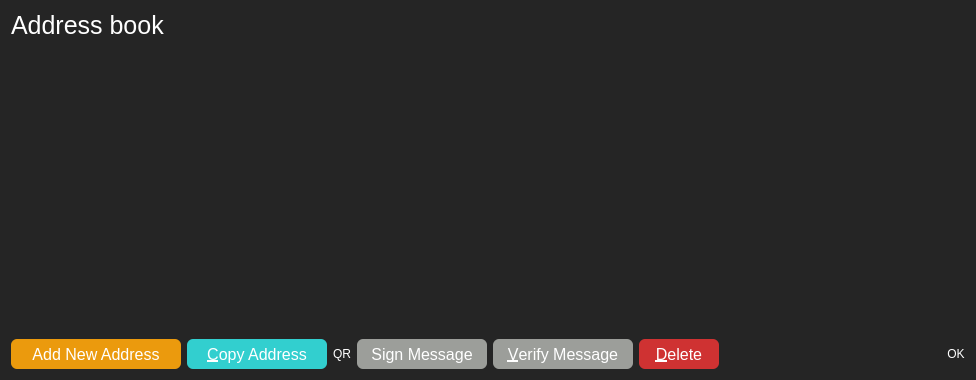
Qt form src/qt/forms/addressbookpage.ui (NoLimitCoin/NoLimitCoin-Core) before a commit.
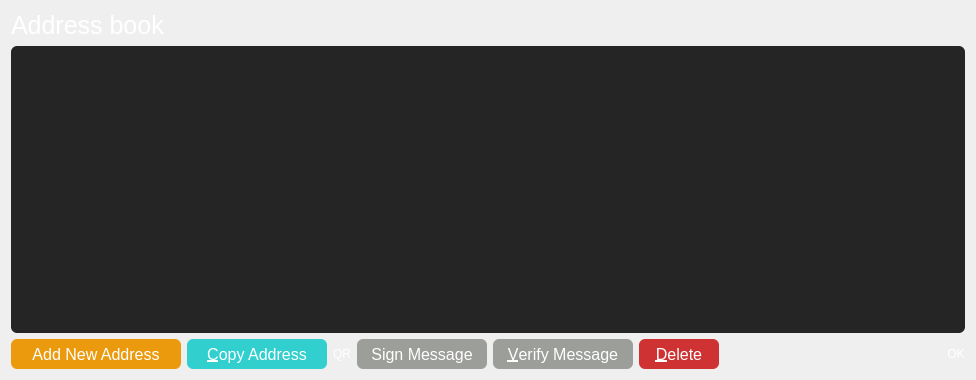
The same form after that commit. Icons and pictures are not drawn.

Commit message: fixing labels for addressbook and receive nlc2

```diff
--- a/src/qt/forms/addressbookpage.ui
+++ b/src/qt/forms/addressbookpage.ui
@@ -15,8 +15,7 @@
   </property>
   <property name="styleSheet">
    <string notr="true">color: white;
-border-radius: 6px;
-background-color: #252525;</string>
+border-radius: 6px;</string>
   </property>
   <layout class="QVBoxLayout" name="verticalLayout">
    <item>
@@ -43,6 +42,11 @@
      <property name="toolTip">
       <string>Double-click to edit address or label</string>
      </property>
+     <property name="styleSheet">
+      <string notr="true">color: white;
+border-radius: 6px;
+background-color: #252525;</string>
+     </property>
      <property name="tabKeyNavigation">
       <bool>false</bool>
      </property>
```
The commit also changes 1 other file.
